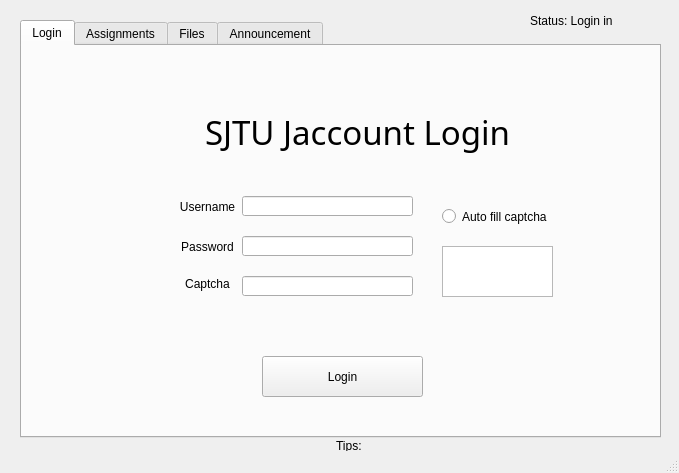
First picture: the form in Interfaces/client.ui, repository Airtnp/Canvas_Cache, before the edit.
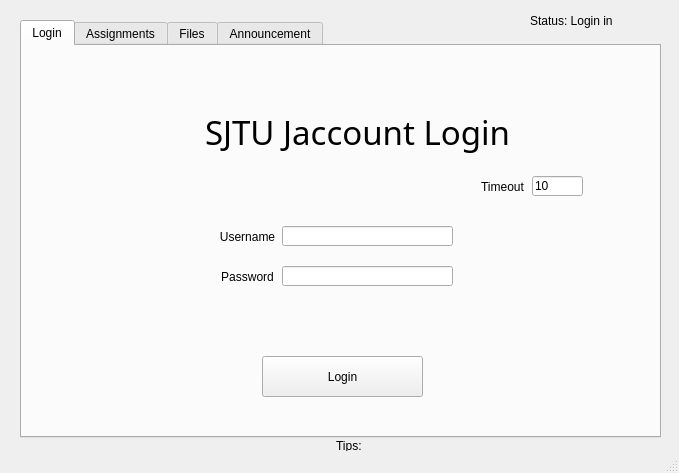
Second picture: the form after the edit.

```diff
--- a/Interfaces/client.ui
+++ b/Interfaces/client.ui
@@ -33,8 +33,8 @@
      <widget class="QLineEdit" name="lineEdit">
       <property name="geometry">
        <rect>
-        <x>220</x>
-        <y>150</y>
+        <x>260</x>
+        <y>180</y>
         <width>171</width>
         <height>20</height>
        </rect>
@@ -43,18 +43,8 @@
      <widget class="QLineEdit" name="lineEdit_2">
       <property name="geometry">
        <rect>
-        <x>220</x>
-        <y>190</y>
-        <width>171</width>
-        <height>20</height>
-       </rect>
-      </property>
-     </widget>
-     <widget class="QLineEdit" name="lineEdit_3">
-      <property name="geometry">
-       <rect>
-        <x>220</x>
-        <y>230</y>
+        <x>260</x>
+        <y>220</y>
         <width>171</width>
         <height>20</height>
        </rect>
@@ -63,8 +53,8 @@
      <widget class="QLabel" name="label">
       <property name="geometry">
        <rect>
-        <x>150</x>
-        <y>150</y>
+        <x>190</x>
+        <y>180</y>
         <width>71</width>
         <height>21</height>
        </rect>
@@ -79,8 +69,8 @@
      <widget class="QLabel" name="label_2">
       <property name="geometry">
        <rect>
-        <x>150</x>
-        <y>190</y>
+        <x>190</x>
+        <y>220</y>
         <width>71</width>
         <height>21</height>
        </rect>
@@ -92,22 +82,6 @@
        <set>Qt::AlignCenter</set>
       </property>
      </widget>
-     <widget class="QLabel" name="label_3">
-      <property name="geometry">
-       <rect>
-        <x>150</x>
-        <y>222</y>
-        <width>71</width>
-        <height>31</height>
-       </rect>
-      </property>
-      <property name="text">
-       <string>Captcha</string>
-      </property>
-      <property name="alignment">
-       <set>Qt::AlignCenter</set>
-      </property>
-     </widget>
      <widget class="QLabel" name="label_4">
       <property name="geometry">
        <rect>
@@ -130,16 +104,6 @@
        <set>Qt::AlignCenter</set>
       </property>
      </widget>
-     <widget class="QGraphicsView" name="graphicsView">
-      <property name="geometry">
-       <rect>
-        <x>420</x>
-        <y>200</y>
-        <width>111</width>
-        <height>51</height>
-       </rect>
-      </property>
-     </widget>
      <widget class="QPushButton" name="pushButton">
       <property name="geometry">
        <rect>
@@ -153,17 +117,33 @@
        <string>Login</string>
       </property>
      </widget>
-     <widget class="QRadioButton" name="radioButton">
+     <widget class="QLineEdit" name="lineEdit_3">
       <property name="geometry">
        <rect>
-        <x>420</x>
-        <y>160</y>
-        <width>131</width>
-        <height>21</height>
+        <x>510</x>
+        <y>130</y>
+        <width>51</width>
+        <height>20</height>
        </rect>
       </property>
       <property name="text">
-       <string>Auto fill captcha</string>
+       <string>10</string>
+      </property>
+     </widget>
+     <widget class="QLabel" name="label_3">
+      <property name="geometry">
+       <rect>
+        <x>450</x>
+        <y>120</y>
+        <width>61</width>
+        <height>41</height>
+       </rect>
+      </property>
+      <property name="text">
+       <string>Timeout</string>
+      </property>
+      <property name="alignment">
+       <set>Qt::AlignCenter</set>
       </property>
      </widget>
     </widget>
```
Left out of the diff: 6 changed lines with no effect on the pictures.
